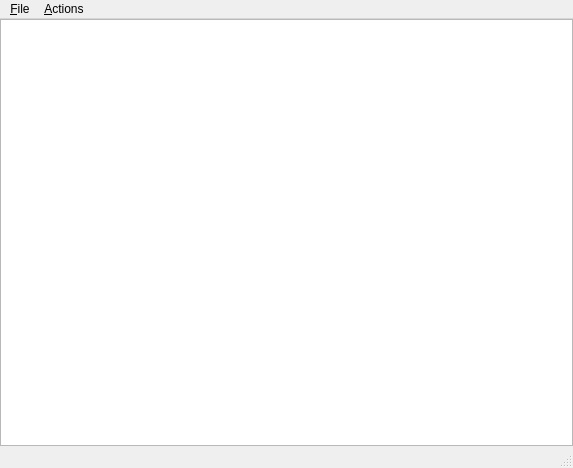
Above: clientApp/mainwindow.ui from andruwa01/clientAppREST before the change. Below: the same form after it.
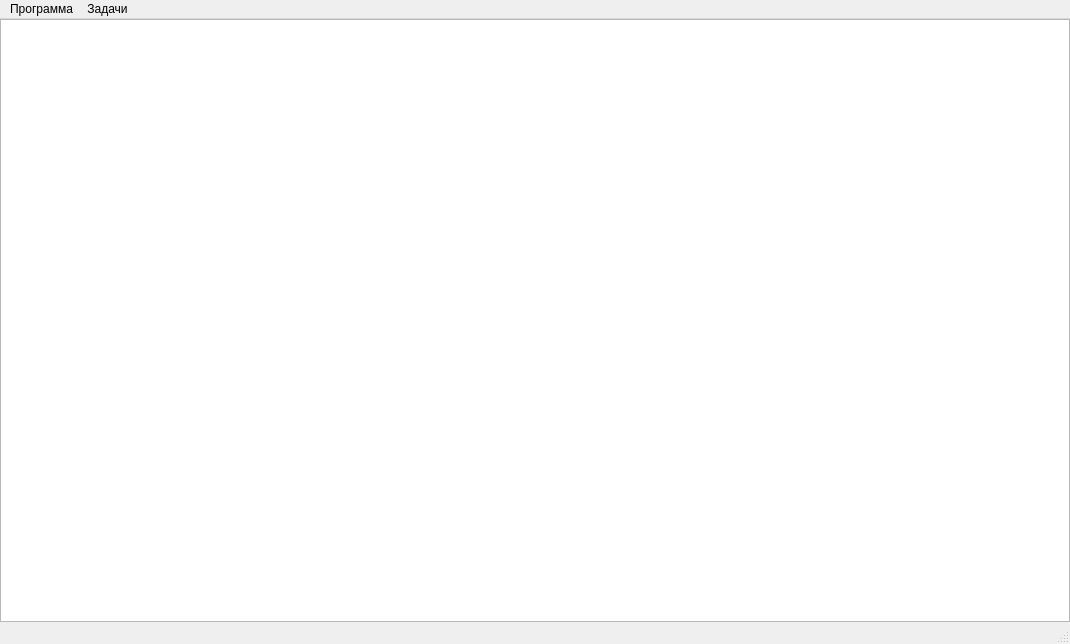
That is the form after the change.

Commit message: add proper buttons

What changed in the file:
```diff
--- a/clientApp/mainwindow.ui
+++ b/clientApp/mainwindow.ui
@@ -6,8 +6,8 @@
    <rect>
     <x>0</x>
     <y>0</y>
-    <width>573</width>
-    <height>468</height>
+    <width>1070</width>
+    <height>644</height>
    </rect>
   </property>
   <property name="windowTitle">
@@ -56,19 +56,19 @@
     <rect>
      <x>0</x>
      <y>0</y>
-     <width>573</width>
+     <width>1070</width>
      <height>22</height>
     </rect>
    </property>
    <widget class="QMenu" name="fileMenu">
     <property name="title">
-     <string>&amp;File</string>
+     <string>Программа</string>
     </property>
     <addaction name="exitAction"/>
    </widget>
    <widget class="QMenu" name="actionsMenu">
     <property name="title">
-     <string>&amp;Actions</string>
+     <string>Задачи</string>
     </property>
     <addaction name="insertRowAction"/>
     <addaction name="insertColumnAction"/>
```
Left out of the diff: 30 changed lines with no effect on the pictures.
